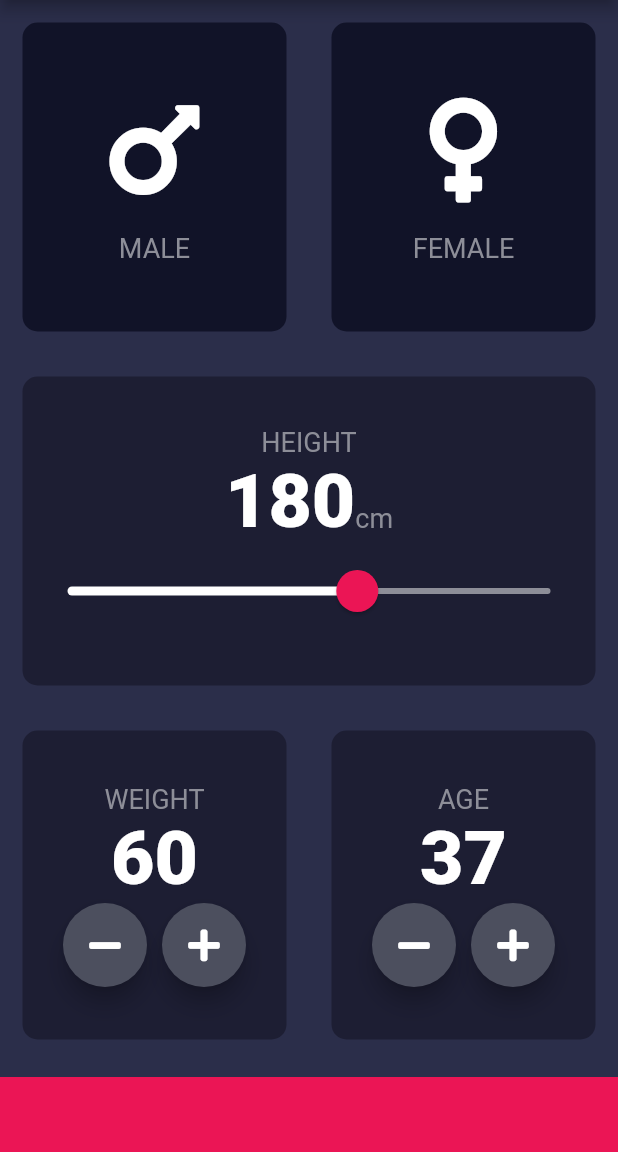
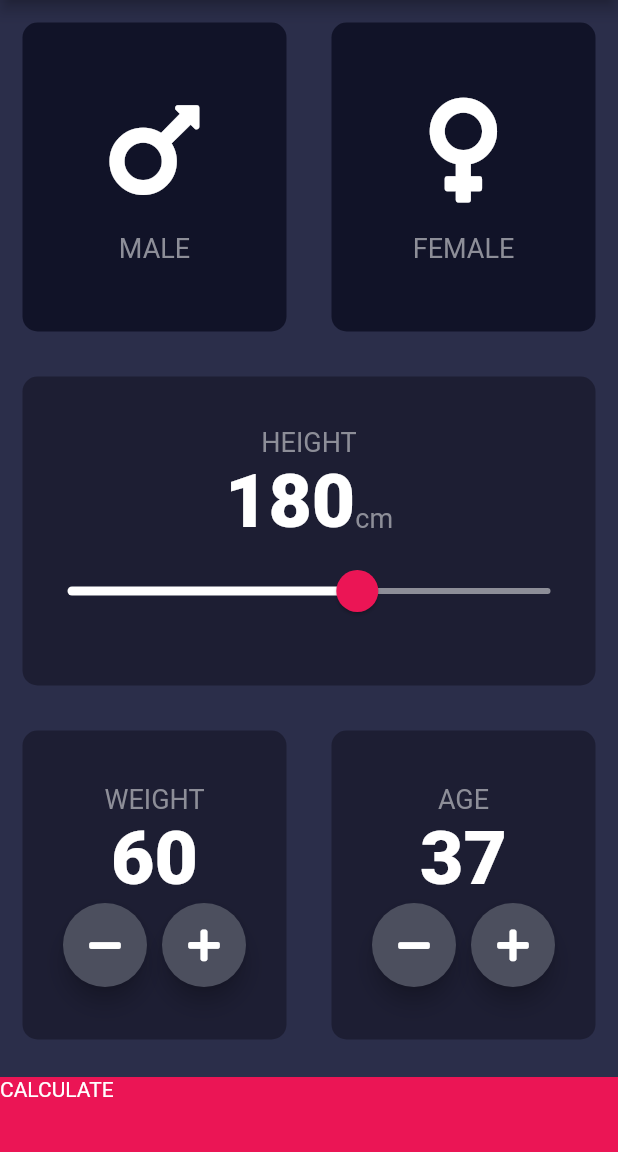
Before and after one commit to Sioomak/BMI-fullter-app, a Flutter app: the screen it shows after launch, on a phone screen of 412 x 824 dp, the part 84-1236 px from its top. Run offline on Flutter 3.47's test engine with Material 2 defaults, Android fonts, the phone set to English and light mode, and no system bars; our stand-ins replace font_awesome_flutter.

```diff
--- a/lib/input_page.dart
+++ b/lib/input_page.dart
@@ -1,9 +1,11 @@
+import 'package:bmi_calculator/results_page.dart';
 import 'package:flutter/cupertino.dart';
 import 'package:flutter/material.dart';
 import 'package:font_awesome_flutter/font_awesome_flutter.dart';
 import 'icont_content.dart';
 import 'reusable_card.dart';
 import 'constants.dart';
+import 'results_page.dart';
 
 enum Gender {
   male,
@@ -206,12 +208,20 @@ class _InputPageState extends State<InputPage> {
                   ),
                 ),
               ],
-          )),
-          Container(
+            ),
+          ),
+          GestureDetector(
+            onTap: () {
+              Navigator.push(context,
+                  MaterialPageRoute(builder: (context) => ResultsPage()));
+            },
+            child: Container(
+              child: Text('CALCULATE'),
               color: kBottomContainerColor,
               margin: EdgeInsets.only(top: 10.0),
               width: double.infinity,
               height: kBottomContainerHeight,
+            ),
           ),
         ],
       ),
```
Also changed, not shown: lib/results_page.dart (added, +13 -0 lines). Lines whose indentation alone changed are shown as unchanged.
